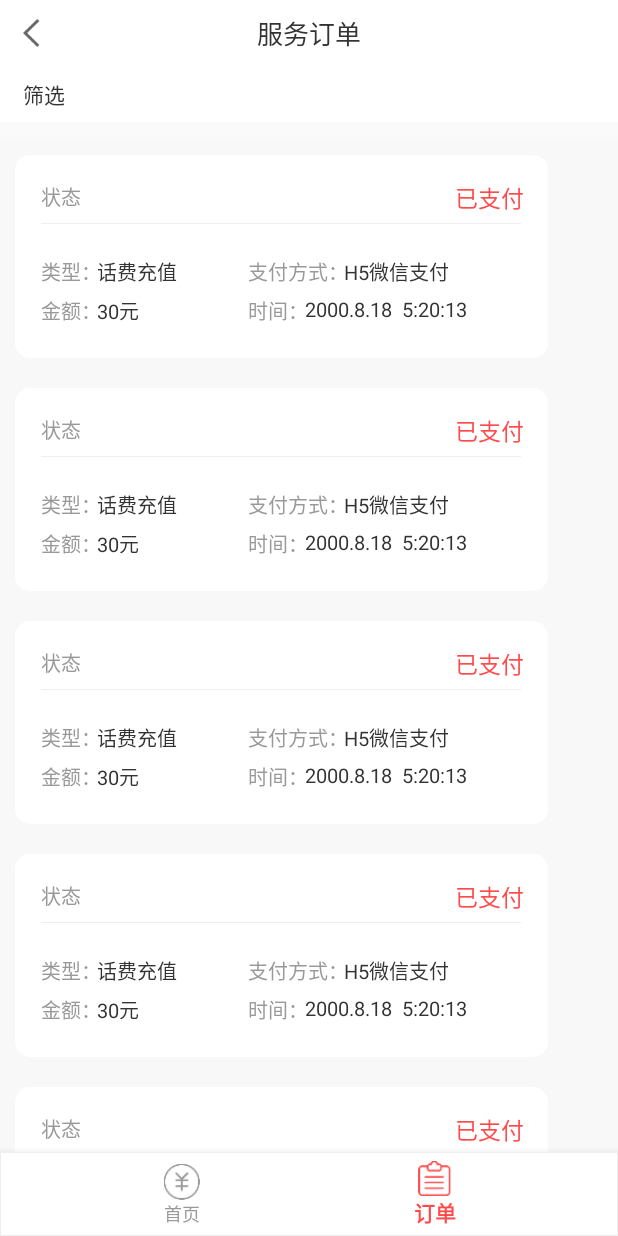
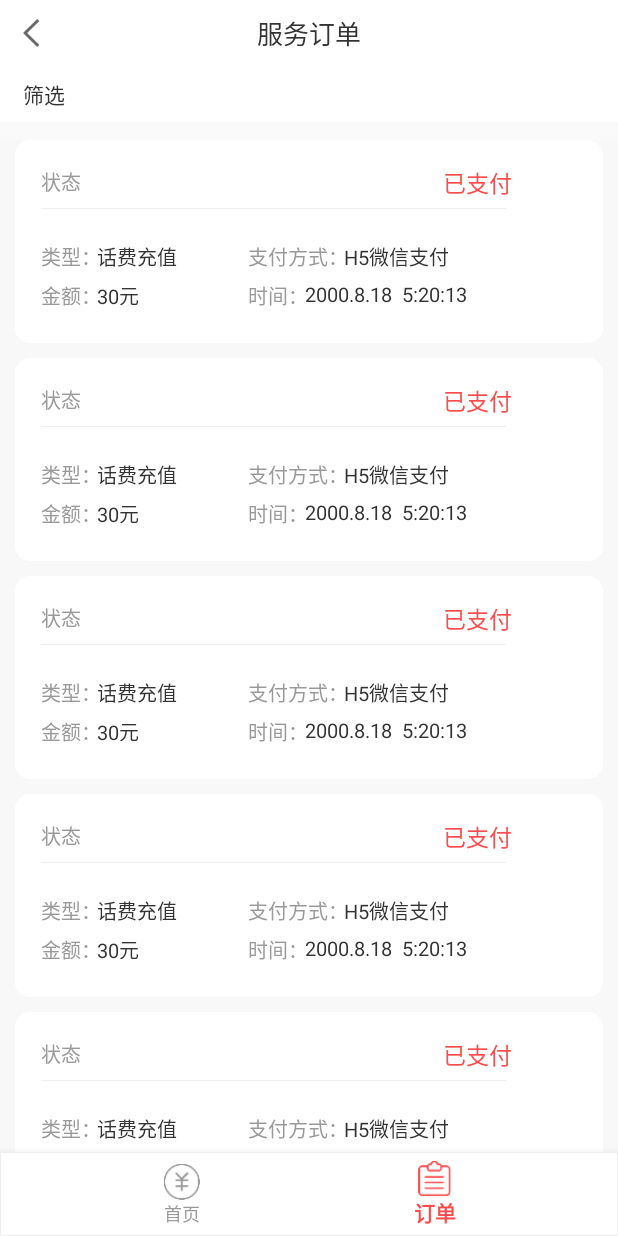
Before and after one commit to Kendrick-Song/RechargeCenter, an Android app: the OrderFragment screen opened through its navigation route, on a phone screen of 412 x 824 dp. Run offline under Robolectric (Android 15) with nearby library versions, the phone set to English and light mode, and no system bars; our stand-ins replace navigation-ui; 1 statement that could not run was skipped.

Commit message:
订单界面优化

```diff
--- a/app/src/main/res/layout/order_item.xml
+++ b/app/src/main/res/layout/order_item.xml
@@ -2,10 +2,12 @@
 <RelativeLayout
     android:id="@+id/item_order"
     xmlns:android="http://schemas.android.com/apk/res/android"
-    android:layout_width="355dp"
+    android:layout_width="match_parent"
     android:layout_height="135dp"
     android:background="@drawable/order_item_bg"
-    android:layout_margin="10dp">
+    android:layout_marginStart="10dp"
+    android:layout_marginEnd="10dp"
+    android:layout_marginBottom="10dp">
 
     <TextView
         android:layout_width="wrap_content"
@@ -20,13 +22,13 @@
         android:layout_width="wrap_content"
         android:layout_height="wrap_content"
         android:layout_marginTop="16.5dp"
-        android:layout_marginStart="293dp"
+        android:layout_marginStart="285dp"
         android:text="已支付"
         android:textSize="15sp"
         android:textColor="#FF4B4B"/>
 
     <View
-        android:layout_width="320dp"
+        android:layout_width="310dp"
         android:layout_height="0.5dp"
         android:background="#EEEEEE"
         android:layout_marginStart="17.5dp"
```
